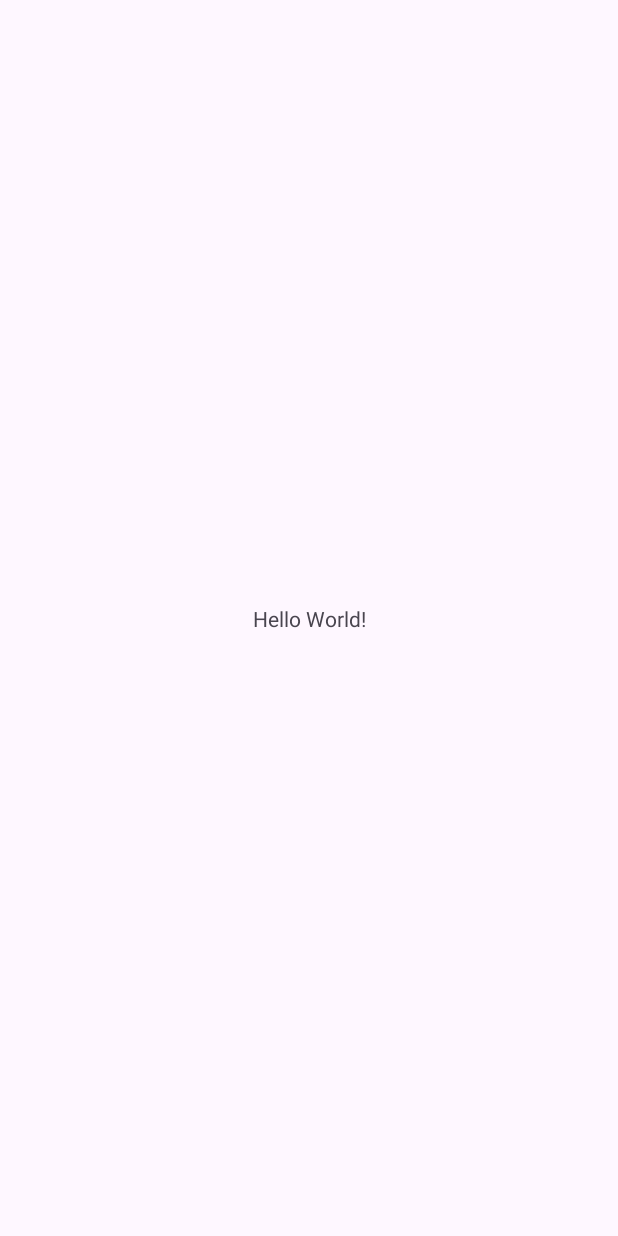
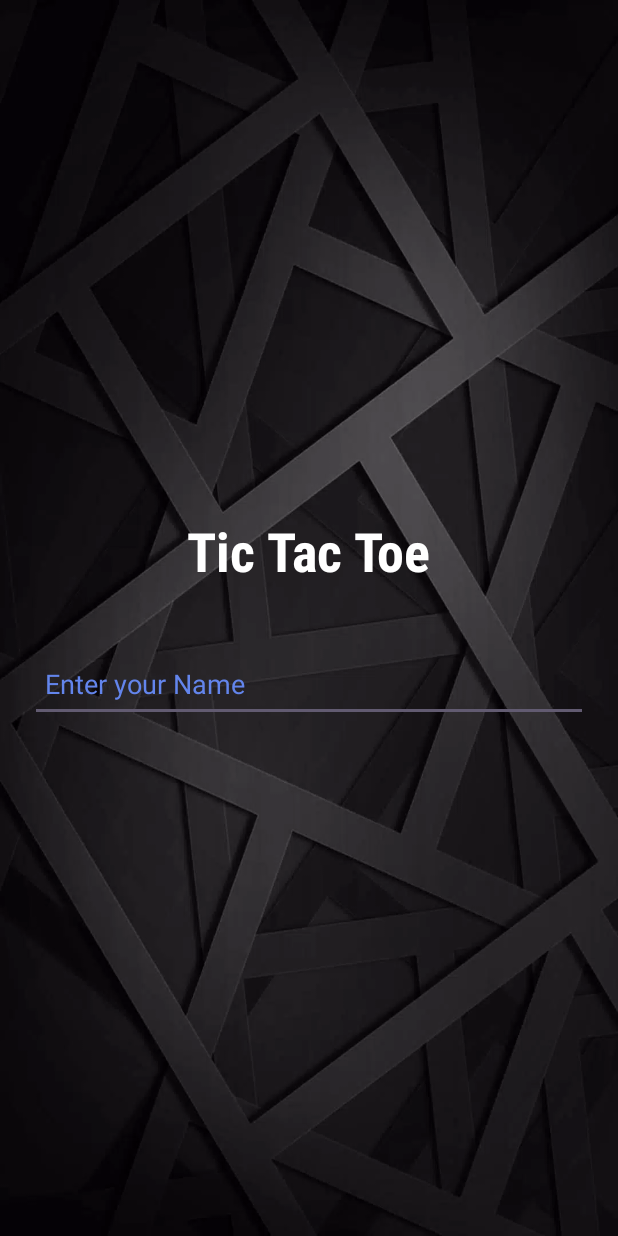
Before and after one commit to kaninoc/AndroidFirebase, an Android app: the screen it shows after launch (MainActivity before the commit, PlayerName after it), on a phone screen of 412 x 824 dp. Before the commit the screen is almost empty. Run offline under Robolectric (Android 15) with nearby library versions, the phone set to English and light mode, and no system bars.

Commit message:
PlayerName XML

```diff
--- a/app/src/main/AndroidManifest.xml
+++ b/app/src/main/AndroidManifest.xml
@@ -2,6 +2,7 @@
 <manifest xmlns:android="http://schemas.android.com/apk/res/android"
     xmlns:tools="http://schemas.android.com/tools">
 
+    <uses-permission android:name="android.permission.INTERNET"/>
     <application
         android:allowBackup="true"
         android:dataExtractionRules="@xml/data_extraction_rules"
@@ -14,9 +15,6 @@
         tools:targetApi="31">
         <activity
             android:name=".PlayerName"
-            android:exported="false" />
-        <activity
-            android:name=".MainActivity"
             android:exported="true">
             <intent-filter>
                 <action android:name="android.intent.action.MAIN" />
@@ -24,6 +22,12 @@
                 <category android:name="android.intent.category.LAUNCHER" />
             </intent-filter>
         </activity>
+
+        <activity
+            android:name=".MainActivity"
+            android:exported="true">
+
+        </activity>
     </application>
 
 </manifest>
--- a/app/src/main/res/layout/activity_player_name.xml
+++ b/app/src/main/res/layout/activity_player_name.xml
@@ -1,9 +1,34 @@
 <?xml version="1.0" encoding="utf-8"?>
-<androidx.constraintlayout.widget.ConstraintLayout xmlns:android="http://schemas.android.com/apk/res/android"
+<LinearLayout xmlns:android="http://schemas.android.com/apk/res/android"
     xmlns:app="http://schemas.android.com/apk/res-auto"
     xmlns:tools="http://schemas.android.com/tools"
     android:layout_width="match_parent"
     android:layout_height="match_parent"
+    android:orientation="vertical"
+    android:gravity="center"
+    android:background="@drawable/background"
     tools:context=".PlayerName">
 
-</androidx.constraintlayout.widget.ConstraintLayout>
+    <TextView
+        android:layout_width="wrap_content"
+        android:layout_height="wrap_content"
+        android:fontFamily="sans-serif-condensed"
+        android:textColor="#FFFFFF"
+        android:textSize="36sp"
+        android:textStyle="bold"
+        android:text="Tic Tac Toe"/>
+
+    <EditText
+        android:id="@+id/payer"
+        android:layout_marginTop="40dp"
+        android:layout_width="match_parent"
+        android:layout_height="50dp"
+        android:layout_marginStart="20dp"
+        android:layout_marginEnd="20dp"
+        android:hint="Enter your Name"
+        android:paddingStart="10dp"
+        android:textColor="#FFFFFF"
+        android:textColorHint="#6385EC"
+        android:paddingEnd="10dp"/>
+
+</LinearLayout>
```
Also changed, not shown: app/src/main/res/drawable/player_o.png (renamed from app/src/main/res/drawable/O.png), app/src/main/res/drawable/player_x.png (renamed from app/src/main/res/drawable/X.png).
